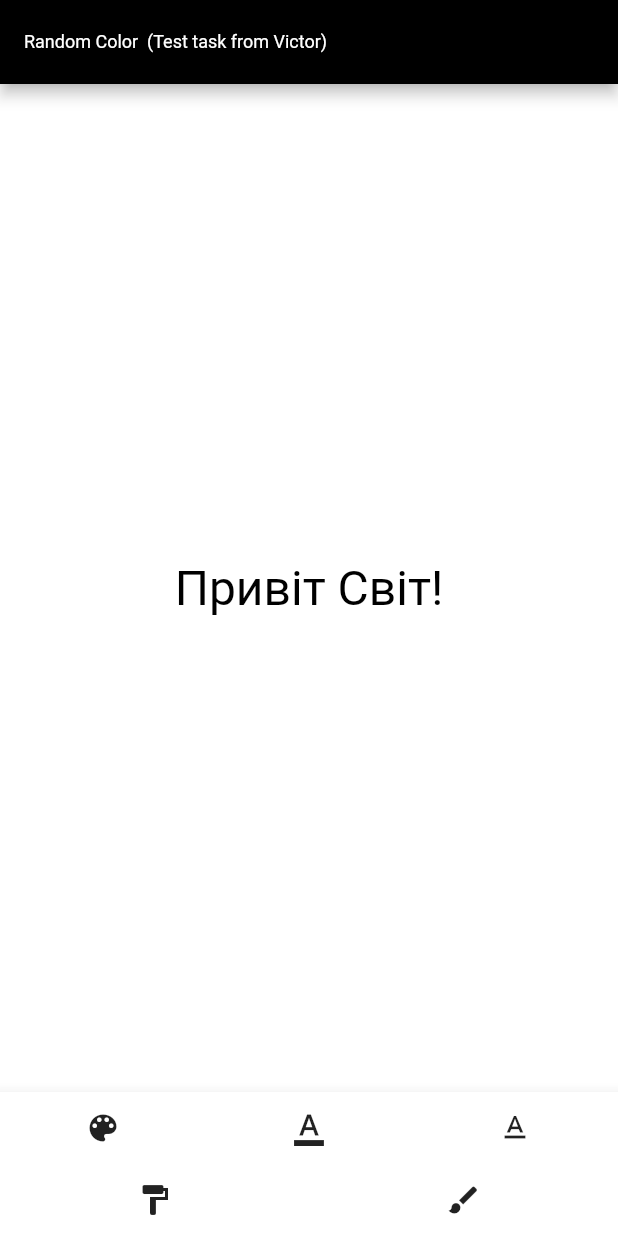
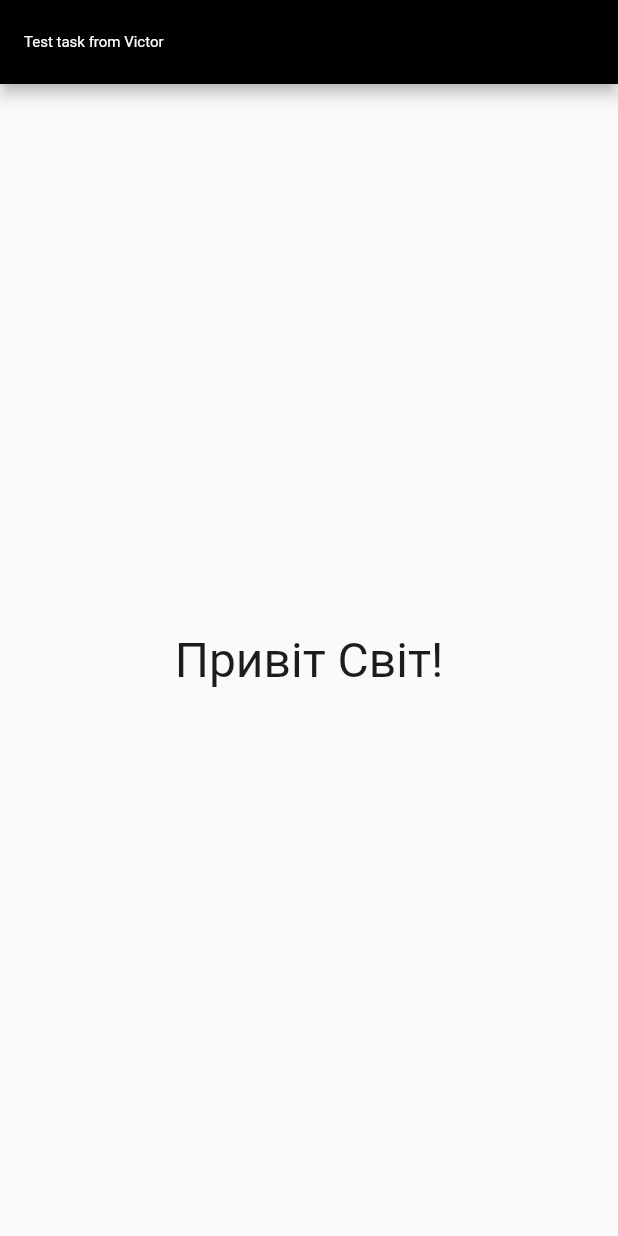
Before and after one commit to AndriyLutsenko/RandomColor2, a Flutter app: the screen it shows after launch, on a phone screen of 412 x 824 dp. Run offline on Flutter 3.47's test engine with Material 2 defaults, Android fonts, the light colour scheme and no system bars.

Commit message:
Revert "5 bittons"
This reverts commit 9688ef395420f8e5868651c3e736db460c37de97.

```diff
--- a/lib/home_screen.dart
+++ b/lib/home_screen.dart
@@ -2,37 +2,53 @@ import 'package:flutter/material.dart';
 import 'dart:math';
 
 class HomeScreen extends StatefulWidget {
-  const HomeScreen({Key? key}) : super(key: key);
+  const HomeScreen({super.key});
   @override
   State<HomeScreen> createState() => HomeScreenState();
 }
 
 class HomeScreenState extends State<HomeScreen> {
   Color? pageColor;
-  Color? textColor;
+  // Color? textColor;
   bool isTapText = false;
+  // @override
+  // void initState() {
+  //   super.initState();
+  //   pageColor = const Color.fromARGB(255, 255, 255, 255);
+  //   textColor = const Color.fromARGB(255, 0, 0, 0);
+  // }
 
-  @override
-  void initState() {
-    super.initState();
-    pageColor = const Color.fromARGB(255, 255, 255, 255);
-    textColor = const Color.fromARGB(255, 0, 0, 0);
-  }
+  // int randomNumber(int num) {
+  //   var random = Random();
+  //   int randomNumber = random.nextInt(num);
+  //   // print(randomNumber);
+  //   return randomNumber;
+  // }
 
   void randomPageColor() {
     setState(() {
       isTapText = false;
-      pageColor = Color.fromARGB(255, Random().nextInt(256),
-          Random().nextInt(256), Random().nextInt(256));
+      pageColor = Color.fromARGB(
+          // 255, randomNumber(256), randomNumber(256), randomNumber(256));
+          255,
+          Random().nextInt(256),
+          Random().nextInt(256),
+          Random().nextInt(256));
     });
   }
 
-  void randomTextColor() {
+  Color randomTextColor() {
+    Color? textColor;
     setState(() {
-      isTapText = false;
-      textColor = Color.fromARGB(255, Random().nextInt(256),
-          Random().nextInt(256), Random().nextInt(256));
+      textColor = Color.fromARGB(
+          //  255, randomNumber(256), randomNumber(256), randomNumber(256));
+          255,
+          // pageColor?.red ?? 20 * 2,
+          Random().nextInt(256),
+          Random().nextInt(256),
+          Random().nextInt(256));
     });
+    return textColor!;
   }
 
   List<TextSpan> differentColorsLetters(String word) {
@@ -40,11 +56,7 @@ class HomeScreenState extends State<HomeScreen> {
     for (var i = 0; i < word.length; i++) {
       TextSpan oneTextSpan = TextSpan(
           text: word[i],
-          style: TextStyle(
-            color: Color.fromARGB(255, Random().nextInt(256),
-                Random().nextInt(256), Random().nextInt(256)),
-            fontSize: 32,
-          ));
+          style: TextStyle(color: randomTextColor(), fontSize: 32));
       returnList.add(oneTextSpan);
     }
     return returnList;
@@ -52,91 +64,54 @@ class HomeScreenState extends State<HomeScreen> {
 
   @override
   Widget build(BuildContext context) {
-    return Scaffold(
+    return GestureDetector(
+      onTap: () {
+        randomPageColor();
+        // randomTextColor();
+      },
+      child: Scaffold(
           appBar: AppBar(
             title: const Text(
-          'Random Color  (Test task from Victor)',
+              'Test task from Victor',
             ),
-        titleTextStyle: TextStyle(color: pageColor, fontSize: 12),
+            titleTextStyle: TextStyle(color: pageColor, fontSize: 10),
             backgroundColor: Colors.black,
           ),
           backgroundColor: pageColor,
-      body: Center(
+          body: /* Column(
+          children: [
+            // InkWell(
+            GestureDetector(
+              onTap: () => print('PRESS !!!'),
+              child: Row(
+                mainAxisAlignment: MainAxisAlignment.spaceBetween,
+                children: [Text('One'), Text('Two')],
+              ),
+            ),*/
+              GestureDetector(
+            onTap: () {
+              setState(() {
+                isTapText = true;
+              });
+            },
+            child: Center(
               child: isTapText
                   ? RichText(
                       textDirection: TextDirection.ltr,
                       text: TextSpan(
+                        // text: "П",
+                        // style: TextStyle(color: randomTextColor(), fontSize: 32),
                         children: differentColorsLetters('Привіт Світ!'),
                       ))
                   : Text(
                       'Привіт Світ!',
-                style: TextStyle(color: textColor, fontSize: 32),
+                      style: TextStyle(color: randomTextColor(), fontSize: 32),
                     ),
             ),
-      bottomNavigationBar: BottomAppBar(
-        child: Column(
-          mainAxisSize: MainAxisSize.min,
-          children: [
-            Row(
-              mainAxisAlignment: MainAxisAlignment.spaceAround,
-              children: <Widget>[
-                IconButton(
-                  icon: const Icon(Icons.color_lens),
-                  tooltip: 'Випадковий колір фону',
-                  onPressed: () {
-                    randomPageColor();
-                  },
+          )
+          // ],
           ),
-                IconButton(
-                  icon: const Icon(Icons.format_color_text),
-                  tooltip: 'Випадковий колір тексту',
-                  onPressed: () {
-                    randomTextColor();
-                  },
-                ),
-                IconButton(
-                  icon: const Icon(Icons.text_format),
-                  tooltip: 'Випадковий колір символів окремо',
-                  onPressed: () {
-                    setState(() {
-                      isTapText = true;
-                    });
-                  },
-                ),
-              ],
-            ),
-            Row(
-              mainAxisAlignment: MainAxisAlignment.spaceAround,
-              children: <Widget>[
-                IconButton(
-                  icon: const Icon(Icons.format_paint),
-                  tooltip: 'Випадковий колір тексту і фону',
-                  onPressed: () {
-                    setState(() {
-                      pageColor = Color.fromARGB(255, Random().nextInt(256),
-                          Random().nextInt(256), Random().nextInt(256));
-                      textColor = Color.fromARGB(255, Random().nextInt(256),
-                          Random().nextInt(256), Random().nextInt(256));
-                      isTapText = false;
-                    });
-                  },
-                ),
-                IconButton(
-                  icon: const Icon(Icons.brush),
-                  tooltip: 'Випадковий колір фону і кожної букви',
-                  onPressed: () {
-                    setState(() {
-                      pageColor = Color.fromARGB(255, Random().nextInt(256),
-                          Random().nextInt(256), Random().nextInt(256));
-                      isTapText = true;
-                    });
-                  },
-                ),
-              ],
-            ),
-          ],
-        ),
-      ),
+      //   ),
     );
   }
 }
--- a/lib/main.dart
+++ b/lib/main.dart
@@ -6,7 +6,7 @@ void main() {
 }
 
 class MyApp extends StatelessWidget {
-  const MyApp({Key? key}) : super(key: key);
+  const MyApp({super.key});
 
   @override
   Widget build(BuildContext context) {
```
Lines whose indentation alone changed are shown as unchanged.
